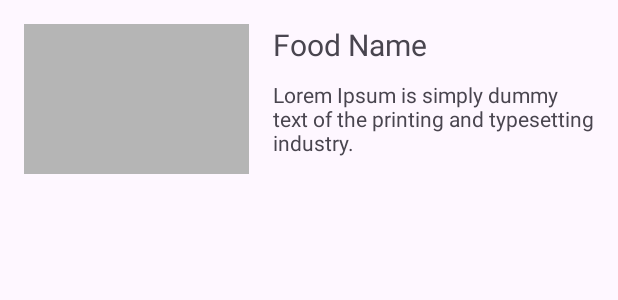
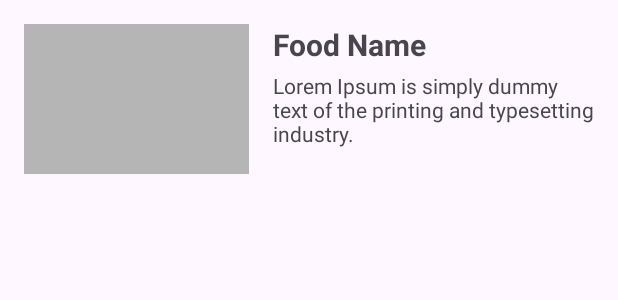
Before and after one commit to SahinSafi/EpoxyExample, an Android app: the layout item_food.xml on its own in the app's theme, with its tools: preview values and no code run, on a phone screen of 412 x 824 dp. Shown: the top 300 px of the screen. Run offline under Robolectric (Android 15) with nearby library versions, the phone set to English and light mode, and no system bars.

```diff
--- a/app/src/main/res/layout/item_food.xml
+++ b/app/src/main/res/layout/item_food.xml
@@ -11,6 +11,7 @@
         android:layout_width="150dp"
         android:layout_height="100dp"
         android:background="#B5B5B5"
+        android:scaleType="centerCrop"
         android:contentDescription="@string/app_name"
         app:layout_constraintBottom_toBottomOf="parent"
         app:layout_constraintStart_toStartOf="parent"
@@ -21,6 +22,7 @@
         android:layout_width="0dp"
         android:layout_height="wrap_content"
         android:textSize="20sp"
+        android:textStyle="bold"
         android:layout_marginStart="16dp"
         app:layout_constraintEnd_toEndOf="parent"
         app:layout_constraintStart_toEndOf="@+id/foodIV"
@@ -33,7 +35,9 @@
         android:layout_height="0dp"
         android:layout_marginStart="16dp"
         android:textSize="14sp"
-        android:layout_marginTop="10dp"
+        android:layout_marginTop="4dp"
+        android:maxLines="4"
+        android:ellipsize="end"
         app:layout_constraintBottom_toBottomOf="@+id/foodIV"
         app:layout_constraintEnd_toEndOf="parent"
         app:layout_constraintStart_toEndOf="@+id/foodIV"
--- a/app/src/main/res/values/colors.xml
+++ b/app/src/main/res/values/colors.xml
@@ -2,4 +2,5 @@
 <resources>
     <color name="black">#FF000000</color>
     <color name="white">#FFFFFFFF</color>
+    <color name="tool_bar_color">#B39DDB</color>
 </resources>
```
Also changed, not shown: app/src/main/java/com/safi/epoxyexample/FoodController.kt (+0 -12 lines), app/src/main/java/com/safi/epoxyexample/FoodEntity.kt (+18 -0 lines), app/src/main/res/layout/activity_main.xml (+13 -3 lines), app/src/main/res/drawable/img_burger.jpg (added), app/src/main/res/drawable/img_sandwich.jpg (added), 1 other file.
